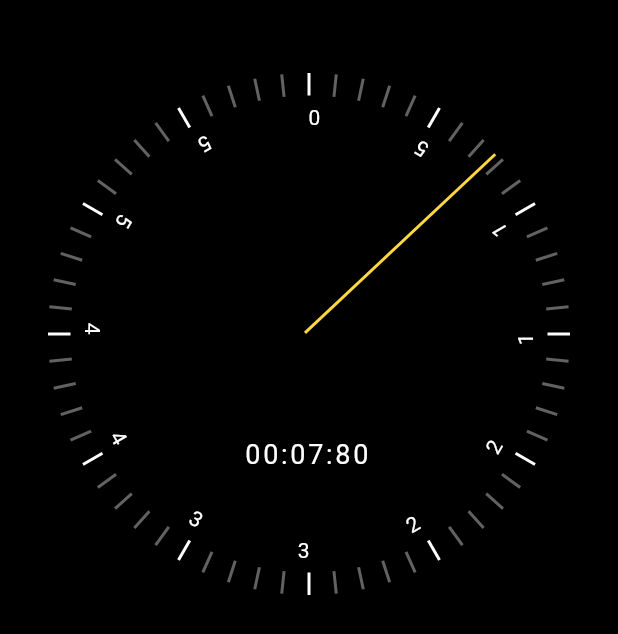
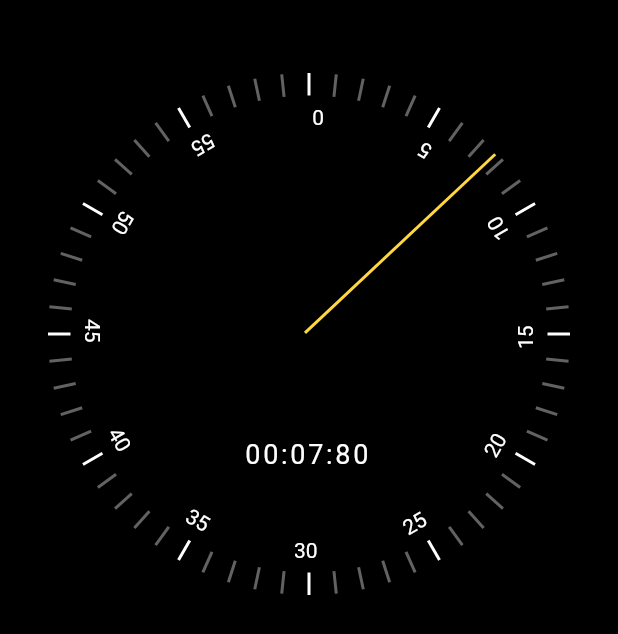
Before and after one commit to devmvk/stopwatch, a Flutter app: the screen it shows after launch, on a phone screen of 412 x 824 dp. Shown: the part 284-918 px from the top of the screen. Run offline on Flutter 3.47's test engine with Material 2 defaults, Android fonts, the phone set to English and light mode, and no system bars.

Commit message:
adds proper width

```diff
--- a/lib/ui/stop_watch_renderer.dart
+++ b/lib/ui/stop_watch_renderer.dart
@@ -40,7 +40,7 @@ class StopWatchRenderer extends StatelessWidget {
             child: ClockSecondsText(
               seconds: index * 5,
               height: 15,
-              width: 15,
+              width: 20,
               radius: radius,
             ),
           ),
```
